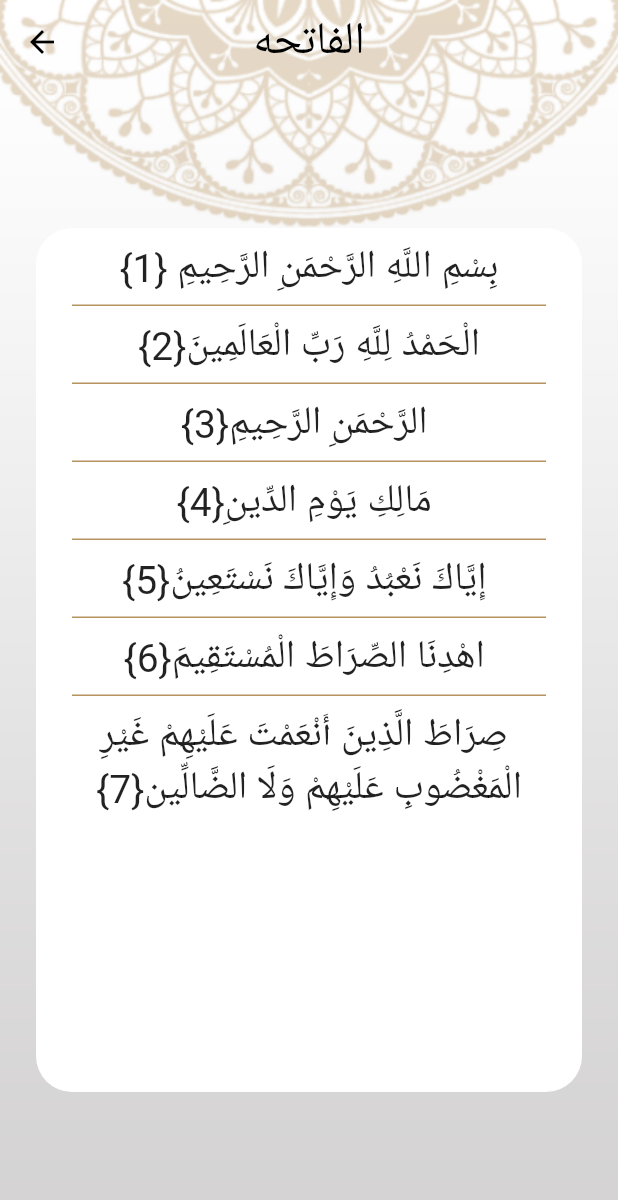
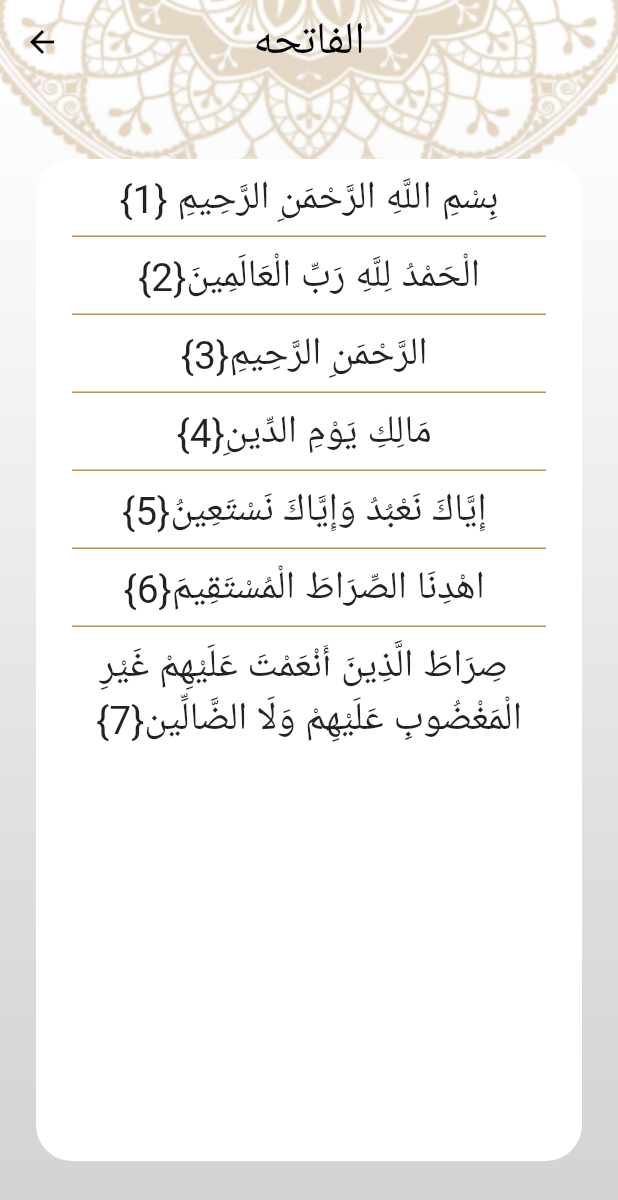
Before and after one commit to AdelTarekSherif/Islamic-App, a Flutter app: the screen it shows after launch, after a tap on "الفاتحه", on a phone screen of 412 x 824 dp. Shown: the top 1200 px of the screen. Run offline on Flutter 3.47's test engine with Material 2 defaults, Android fonts, the phone set to English and light mode, and no system bars; generated files the repository leaves out were written again.

Commit message:
Islamic_App

```diff
--- a/lib/home/quran/SuraDetailsScreen.dart
+++ b/lib/home/quran/SuraDetailsScreen.dart
@@ -29,7 +29,7 @@ class _SuraDetailsScreenState extends State<SuraDetailsScreen> {
                 fontSize: 30,)),
         ),
         body: Container(
-            margin: EdgeInsets.symmetric(vertical: 96, horizontal: 24),
+            margin: EdgeInsets.symmetric(vertical: 50, horizontal: 24),
             decoration: BoxDecoration(
                 color: Colors.white, borderRadius: BorderRadius.circular(24)),
             child: suraContent.isEmpty
```
